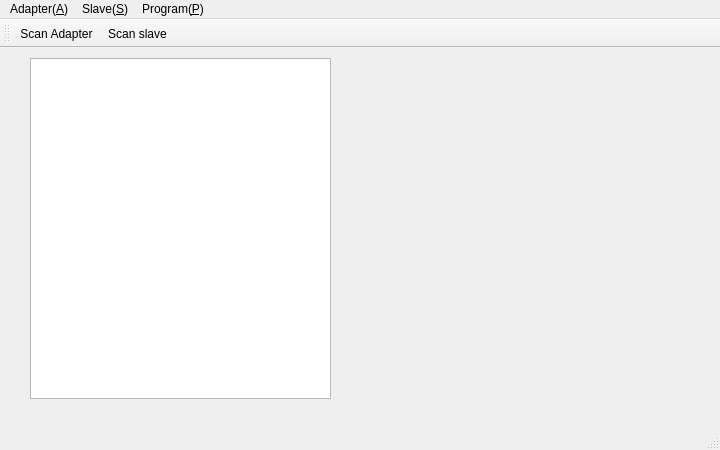
The window that mainwindow.ui (IDLEtranger/EasyMaster) describes before a commit, drawn with Qt 5.
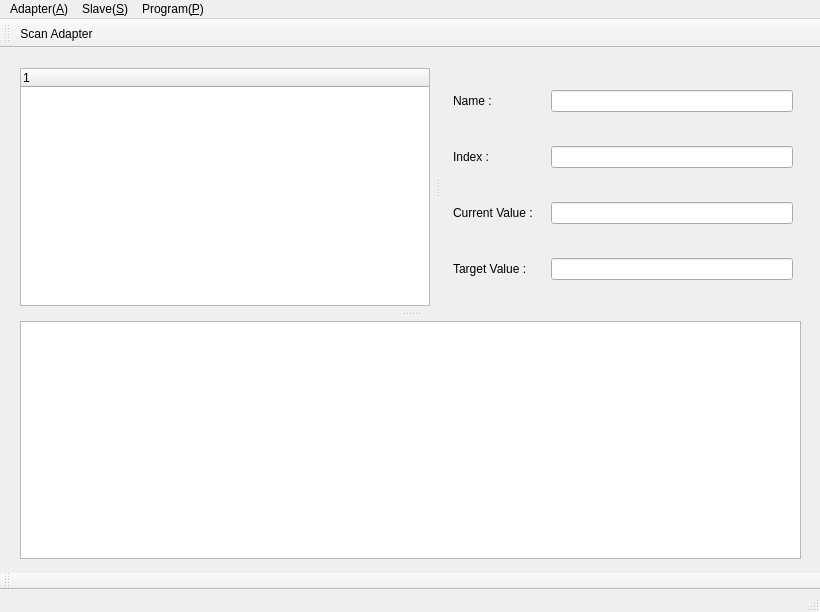
The same window after the commit. Icons and pictures are not drawn. Custom widgets are drawn as their Qt base class.

Patch:
```diff
--- a/mainwindow.ui
+++ b/mainwindow.ui
@@ -6,23 +6,107 @@
    <rect>
     <x>0</x>
     <y>0</y>
-    <width>720</width>
-    <height>450</height>
+    <width>820</width>
+    <height>612</height>
    </rect>
   </property>
   <property name="windowTitle">
    <string>MainWindow</string>
   </property>
   <widget class="QWidget" name="centralwidget">
-   <widget class="QTextEdit" name="textEdit">
+   <widget class="QSplitter" name="splitter_2">
     <property name="geometry">
      <rect>
-      <x>30</x>
-      <y>10</y>
-      <width>301</width>
-      <height>341</height>
+      <x>20</x>
+      <y>20</y>
+      <width>781</width>
+      <height>491</height>
      </rect>
     </property>
+    <property name="orientation">
+     <enum>Qt::Vertical</enum>
+    </property>
+    <property name="handleWidth">
+     <number>15</number>
+    </property>
+    <widget class="QSplitter" name="splitter">
+     <property name="orientation">
+      <enum>Qt::Horizontal</enum>
+     </property>
+     <property name="handleWidth">
+      <number>15</number>
+     </property>
+     <widget class="QTreeWidget" name="treeSlaves">
+      <column>
+       <property name="text">
+        <string notr="true">1</string>
+       </property>
+      </column>
+     </widget>
+     <widget class="QWidget" name="layoutWidget">
+      <layout class="QGridLayout" name="gridLayout">
+       <property name="leftMargin">
+        <number>8</number>
+       </property>
+       <property name="topMargin">
+        <number>8</number>
+       </property>
+       <property name="rightMargin">
+        <number>8</number>
+       </property>
+       <property name="bottomMargin">
+        <number>8</number>
+       </property>
+       <property name="horizontalSpacing">
+        <number>18</number>
+       </property>
+       <property name="verticalSpacing">
+        <number>20</number>
+       </property>
+       <item row="0" column="0">
+        <widget class="QLabel" name="label_name">
+         <property name="text">
+          <string>Name :</string>
+         </property>
+        </widget>
+       </item>
+       <item row="0" column="1">
+        <widget class="QLineEdit" name="lineEdit_name"/>
+       </item>
+       <item row="1" column="0">
+        <widget class="QLabel" name="label_index">
+         <property name="text">
+          <string>Index :</string>
+         </property>
+        </widget>
+       </item>
+       <item row="1" column="1">
+        <widget class="QLineEdit" name="lineEdit_index"/>
+       </item>
+       <item row="2" column="0">
+        <widget class="QLabel" name="label_current_value">
+         <property name="text">
+          <string>Current Value :</string>
+         </property>
+        </widget>
+       </item>
+       <item row="2" column="1">
+        <widget class="QLineEdit" name="lineEdit_current_value"/>
+       </item>
+       <item row="3" column="0">
+        <widget class="QLabel" name="label_target_value">
+         <property name="text">
+          <string>Target Value :</string>
+         </property>
+        </widget>
+       </item>
+       <item row="3" column="1">
+        <widget class="QLineEdit" name="lineEdit_target_value"/>
+       </item>
+      </layout>
+     </widget>
+    </widget>
+    <widget class="QTextBrowser" name="Info_Browser"/>
    </widget>
   </widget>
   <widget class="QMenuBar" name="menubar">
@@ -30,7 +114,7 @@
     <rect>
      <x>0</x>
      <y>0</y>
-     <width>720</width>
+     <width>820</width>
      <height>21</height>
     </rect>
    </property>
@@ -67,7 +151,17 @@
     <bool>false</bool>
    </attribute>
    <addaction name="actionScan_Adapter"/>
-   <addaction name="actionScan_slave"/>
+  </widget>
+  <widget class="QToolBar" name="state_indicator_bar">
+   <property name="windowTitle">
+    <string>toolBar_2</string>
+   </property>
+   <attribute name="toolBarArea">
+    <enum>BottomToolBarArea</enum>
+   </attribute>
+   <attribute name="toolBarBreak">
+    <bool>false</bool>
+   </attribute>
   </widget>
   <action name="actionScan_Adapter">
    <property name="icon">
@@ -81,18 +175,6 @@
     <string>Scan for available Network Adapter</string>
    </property>
   </action>
-  <action name="actionScan_slave">
-   <property name="icon">
-    <iconset resource="Icon_resource.qrc">
-     <normaloff>:/my_images/icon/WINDOWS10ICON/WINDOWS10ICON/Win 10 Icon (314).png</normaloff>:/my_images/icon/WINDOWS10ICON/WINDOWS10ICON/Win 10 Icon (314).png</iconset>
-   </property>
-   <property name="text">
-    <string>Scan slave</string>
-   </property>
-   <property name="statusTip">
-    <string>Scan the slaves connected to the current Network Adapter</string>
-   </property>
-  </action>
  </widget>
  <customwidgets>
   <customwidget>
```
Left out of the diff: 1 changed line with no effect on the pictures.
